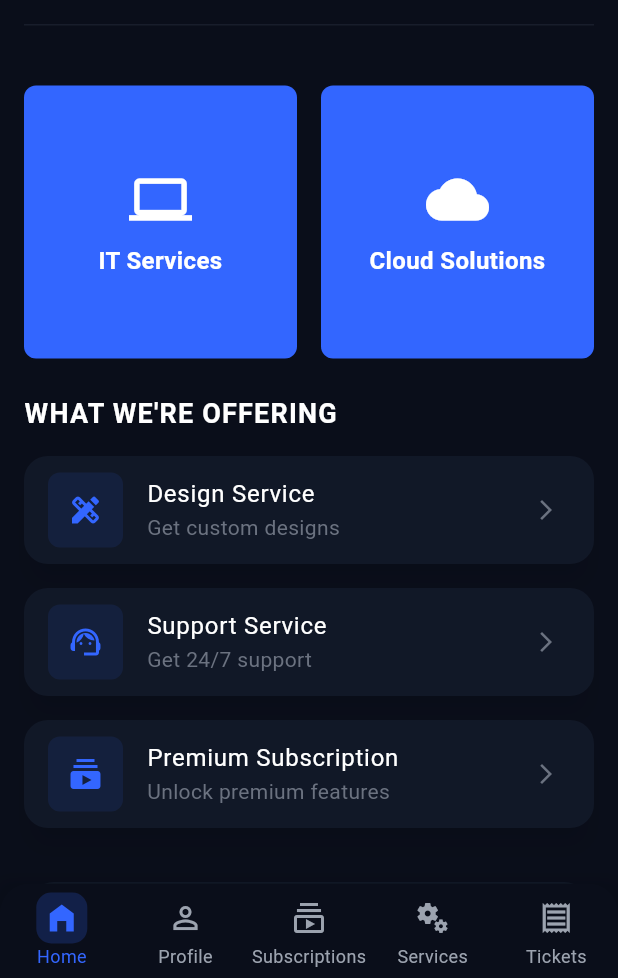
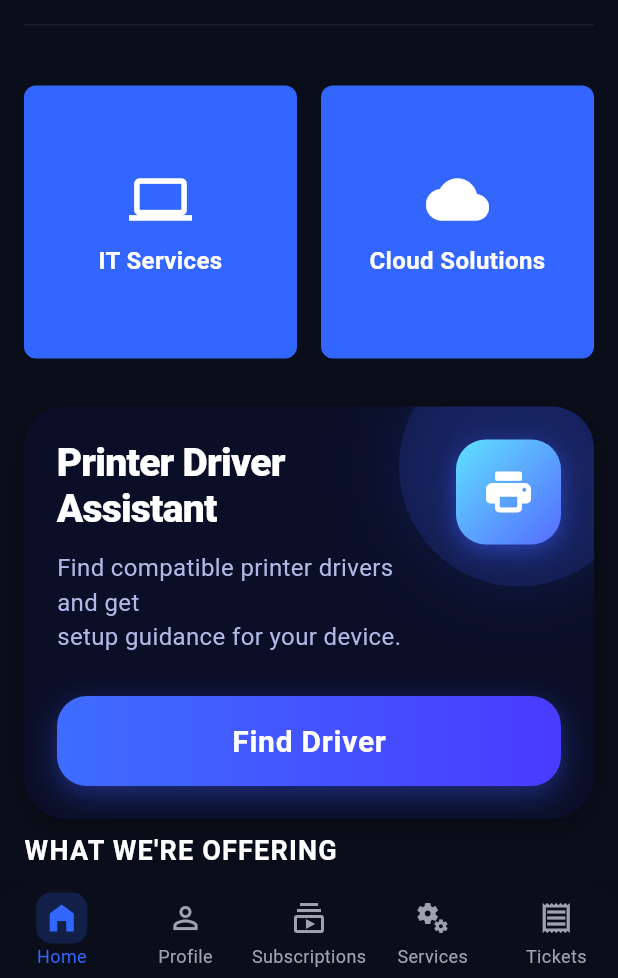
Before and after one commit to parthm223/sky_techiez, a Flutter app: the screen it shows after launch, on a phone screen of 412 x 824 dp, the part 258-1236 px from its top. Run offline on Flutter 3.47's test engine with Material 3 defaults, Android fonts, the phone set to English and light mode, and no system bars; our stand-ins replace flutter_otp_text_field, flutter_widget_from_html_core, get, get_storage, image_picker; accounts and stored records are empty; network calls fail.

Commit message:
number change  printer support screen

```diff
--- a/lib/screens/home_content.dart
+++ b/lib/screens/home_content.dart
@@ -97,6 +97,8 @@ class HomeContent extends StatelessWidget {
               }),
             ),
             const SizedBox(height: 24),
+
+            buildPrinterDriverAssistantCard(),
             const Text(
               'WHAT WE\'RE OFFERING',
               style: TextStyle(
@@ -109,8 +111,7 @@ class HomeContent extends StatelessWidget {
             _buildServicesList(),
             const SizedBox(height: 16),
             _buildHelpCard(),
-            const SizedBox(height: 16),
-            buildPrinterDriverAssistantCard(),
+
             const SizedBox(height: 16),
             _buildTollFreeCard(),
           ],
@@ -121,31 +122,61 @@ class HomeContent extends StatelessWidget {
 
   Widget buildPrinterDriverAssistantCard() {
     return Container(
-      margin: const EdgeInsets.symmetric(horizontal: 16, vertical: 14),
-      padding: const EdgeInsets.all(18),
+      margin: const EdgeInsets.symmetric(horizontal: 0, vertical: 8),
       decoration: BoxDecoration(
-        borderRadius: BorderRadius.circular(24),
-        gradient: const LinearGradient(
+        color: const Color(0xFF0A0E27),
+        borderRadius: BorderRadius.circular(28),
+        boxShadow: [
+          BoxShadow(
+            color: Colors.black.withOpacity(0.3),
+            blurRadius: 12,
+            offset: const Offset(0, 6),
+          ),
+        ],
+      ),
+      child: ClipRRect(
+        borderRadius: BorderRadius.circular(28),
+        child: Stack(
+          children: [
+            // Subtle gradient background for depth
+            Container(
+              decoration: BoxDecoration(
+                gradient: LinearGradient(
                   begin: Alignment.topLeft,
                   end: Alignment.bottomRight,
                   colors: [
-            Color(0xFF050816),
-            Color(0xFF0B1028),
-            Color(0xFF121A3D),
+                    const Color(0xFF0F132E),
+                    const Color(0xFF090C22),
+                    const Color(0xFF05071A),
                   ],
                 ),
-        border: Border.all(
-          color: const Color(0xFF3DA5FF),
-          width: 1.5,
               ),
+            ),
+            // Decorative blurs
+            Positioned(
+              top: -40,
+              right: -30,
+              child: Container(
+                width: 160,
+                height: 160,
+                decoration: BoxDecoration(
+                  shape: BoxShape.circle,
+                  color: const Color(0xFF3A5EFF).withOpacity(0.15),
                   boxShadow: [
                     BoxShadow(
-            color: const Color(0xFF3DA5FF).withOpacity(0.35),
-            blurRadius: 25,
-            spreadRadius: 2,
+                      color: const Color(0xFF3A5EFF).withOpacity(0.15),
+                      blurRadius: 40,
+                      spreadRadius: 0,
+                      offset: Offset.zero,
                     ),
                   ],
                 ),
+              ),
+            ),
+
+            // Main content
+            Padding(
+              padding: const EdgeInsets.all(22),
               child: Column(
                 crossAxisAlignment: CrossAxisAlignment.start,
                 children: [
@@ -160,25 +191,28 @@ class HomeContent extends StatelessWidget {
                               'Printer Driver Assistant',
                               style: TextStyle(
                                 color: Colors.white,
-                        fontSize: 28,
+                                fontSize: 26,
                                 fontWeight: FontWeight.w800,
+                                height: 1.2,
+                                letterSpacing: -0.5,
                               ),
                             ),
-                    SizedBox(height: 10),
+                            SizedBox(height: 12),
                             Text(
                               'Find compatible printer drivers and get\nsetup guidance for your device.',
                               style: TextStyle(
-                        color: Colors.white70,
-                        fontSize: 17,
-                        height: 1.5,
+                                color: Color(0xFFB0B9E6),
+                                fontSize: 16,
+                                height: 1.45,
                               ),
                             ),
                           ],
                         ),
                       ),
+                      const SizedBox(width: 12),
                       Container(
-                height: 72,
-                width: 72,
+                        height: 70,
+                        width: 70,
                         decoration: BoxDecoration(
                           borderRadius: BorderRadius.circular(20),
                           gradient: const LinearGradient(
@@ -186,46 +220,69 @@ class HomeContent extends StatelessWidget {
                               Color(0xFF5FE1FF),
                               Color(0xFF566BFF),
                             ],
+                            begin: Alignment.topLeft,
+                            end: Alignment.bottomRight,
                           ),
+                          boxShadow: [
+                            BoxShadow(
+                              color: const Color(0xFF3D5CFF).withOpacity(0.5),
+                              blurRadius: 12,
+                              offset: const Offset(0, 4),
+                            ),
+                          ],
                         ),
                         child: const Icon(
                           Icons.print_rounded,
                           color: Colors.white,
-                  size: 38,
+                          size: 36,
                         ),
                       ),
                     ],
                   ),
-          const SizedBox(height: 22),
+                  const SizedBox(height: 28),
                   InkWell(
                     onTap: () {
                       Get.to(() => PrinterDriverScreen());
                     },
-            borderRadius: BorderRadius.circular(18),
+                    borderRadius: BorderRadius.circular(20),
                     child: Container(
-              height: 58,
+                      height: 60,
                       width: double.infinity,
                       decoration: BoxDecoration(
-                borderRadius: BorderRadius.circular(18),
+                        borderRadius: BorderRadius.circular(20),
                         gradient: const LinearGradient(
                           colors: [
-                    Color(0xFF4EC8FF),
-                    Color(0xFF345DFF),
+                            Color(0xFF3D6DFF),
+                            Color(0xFF4A3BFF),
                           ],
+                          begin: Alignment.centerLeft,
+                          end: Alignment.centerRight,
                         ),
+                        boxShadow: [
+                          BoxShadow(
+                            color: const Color(0xFF3D5CFF).withOpacity(0.4),
+                            blurRadius: 16,
+                            offset: const Offset(0, 6),
+                          ),
+                        ],
                       ),
                       alignment: Alignment.center,
                       child: const Text(
                         'Find Driver',
                         style: TextStyle(
                           color: Colors.white,
-                  fontSize: 22,
-                  fontWeight: FontWeight.w700,
+                          fontSize: 20,
+                          fontWeight: FontWeight.bold,
+                          letterSpacing: 0.5,
                         ),
                       ),
                     ),
                   ),
                 ],
+              ),
+            ),
+          ],
+        ),
       ),
     );
   }
--- a/lib/screens/printer_driver_screen.dart
+++ b/lib/screens/printer_driver_screen.dart
@@ -78,24 +78,7 @@ class PrinterDriverScreen extends StatelessWidget {
                   const SizedBox(height: 38),
 
                   // TEXTFIELD
-                  Container(
-                    height: 76,
-                    decoration: BoxDecoration(
-                      borderRadius: BorderRadius.circular(40),
-                      color: Colors.white.withOpacity(0.08),
-                      border: Border.all(
-                        color: Colors.white.withOpacity(0.20),
-                        width: 1.5,
-                      ),
-                      boxShadow: [
-                        BoxShadow(
-                          color: Colors.white.withOpacity(0.03),
-                          blurRadius: 20,
-                          spreadRadius: 1,
-                        ),
-                      ],
-                    ),
-                    child: TextField(
+                  TextField(
                     controller: printerController,
                     style: const TextStyle(
                       color: Colors.white,
@@ -114,7 +97,6 @@ class PrinterDriverScreen extends StatelessWidget {
                       contentPadding: const EdgeInsets.symmetric(
                         horizontal: 28,
                         vertical: 24,
-                        ),
                       ),
                     ),
                   ),
--- a/lib/screens/printer_support_screen.dart
+++ b/lib/screens/printer_support_screen.dart
@@ -117,12 +117,15 @@ class PrinterSupportScreen extends StatelessWidget {
 
                   const SizedBox(height: 28),
 
-                  // BUTTONS
                   _supportButton(
                     text: 'Talk to Support',
+                    buttonColors: const [
+                      Color(0xFF4FC3FF),
+                      Color(0xFF3763FF),
+                    ],
                     onTap: () {
                       controller.launchDialer(
-                        controller.tollFreeNumber.value,
+                        '+1888-908-1218',
                       );
                     },
                   ),
@@ -130,15 +133,31 @@ class PrinterSupportScreen extends StatelessWidget {
                   const SizedBox(height: 18),
 
                   _supportButton(
-                    text: 'Live Assistance',
-                    onTap: () {},
+                    text: 'Toll Free Number',
+                    buttonColors: const [
+                      Color(0xFF8B5CFF),
+                      Color(0xFF5B3DFF),
+                    ],
+                    onTap: () {
+                      controller.launchDialer(
+                        '+1888-908-1218',
+                      );
+                    },
                   ),
 
                   const SizedBox(height: 18),
 
                   _supportButton(
-                    text: 'Remote Setup Help',
-                    onTap: () {},
+                    text: 'Call Now',
+                    buttonColors: const [
+                      Color(0xFF19D200),
+                      Color(0xFF008F7A),
+                    ],
+                    onTap: () {
+                      controller.launchDialer(
+                        '+1888-908-1218',
+                      );
+                    },
                   ),
                 ],
               ),
@@ -152,6 +171,7 @@ class PrinterSupportScreen extends StatelessWidget {
   Widget _supportButton({
     required String text,
     required VoidCallback onTap,
+    required List<Color> buttonColors,
   }) {
     return InkWell(
       onTap: onTap,
```
Lines whose indentation alone changed are shown as unchanged.
